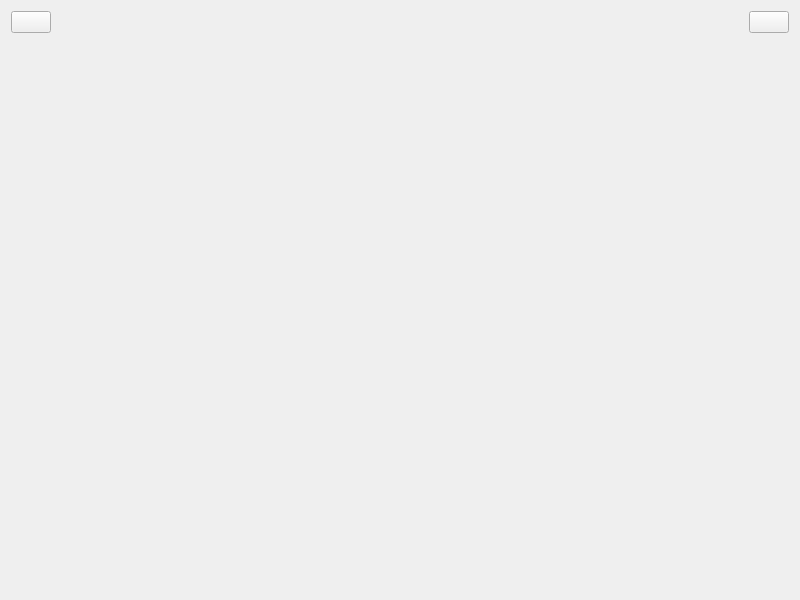
Old version of the form Lab3/mainwideget.ui in the repository anchorkiki/qt_workspace_git.
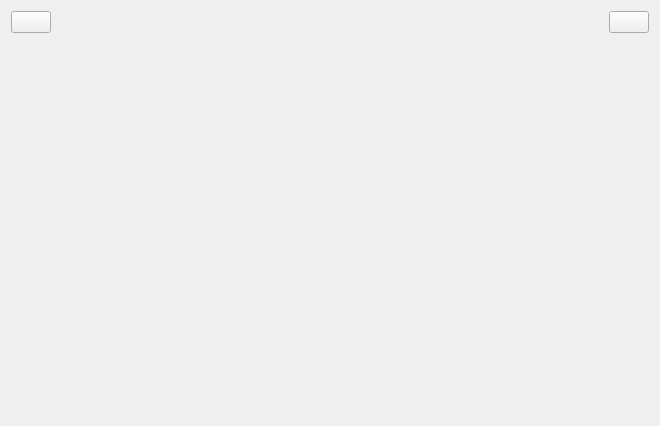
New version of the form. Icons and pictures are not drawn.

Diff of the .ui file:
```diff
--- a/Lab3/mainwideget.ui
+++ b/Lab3/mainwideget.ui
@@ -6,8 +6,8 @@
    <rect>
     <x>0</x>
     <y>0</y>
-    <width>800</width>
-    <height>600</height>
+    <width>660</width>
+    <height>426</height>
    </rect>
   </property>
   <property name="windowTitle">
```
